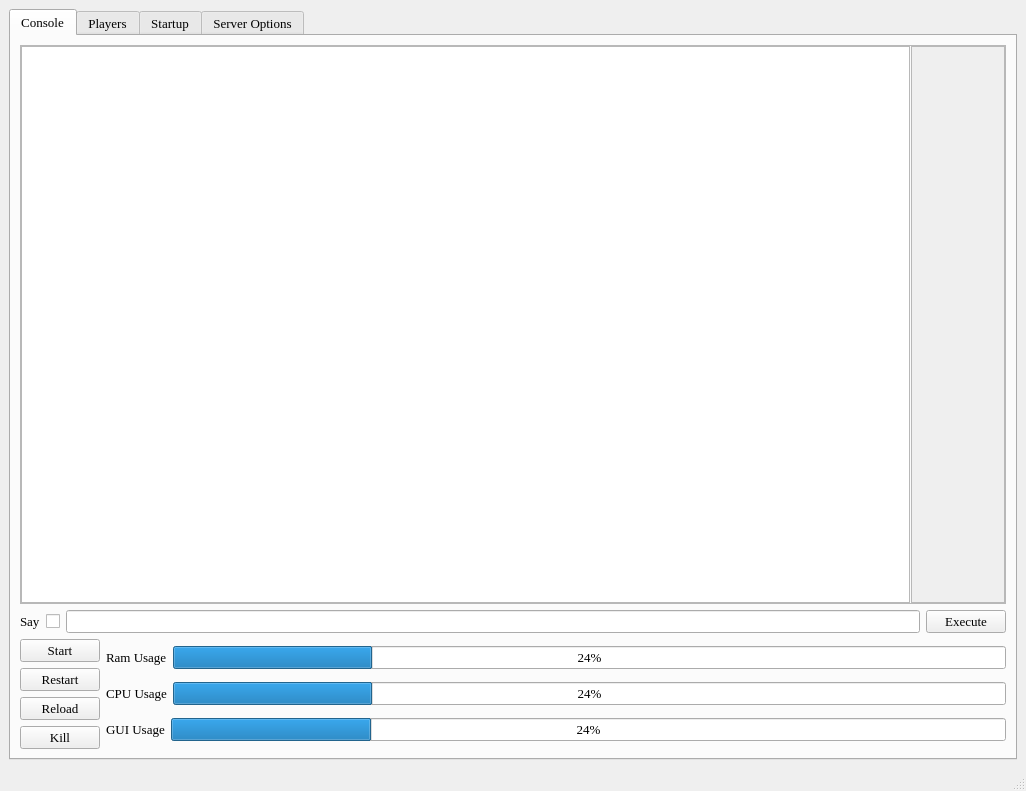
Qt form UiFiles/ServerGui.ui (iBlitzkriegi/ServerGui) before a commit.
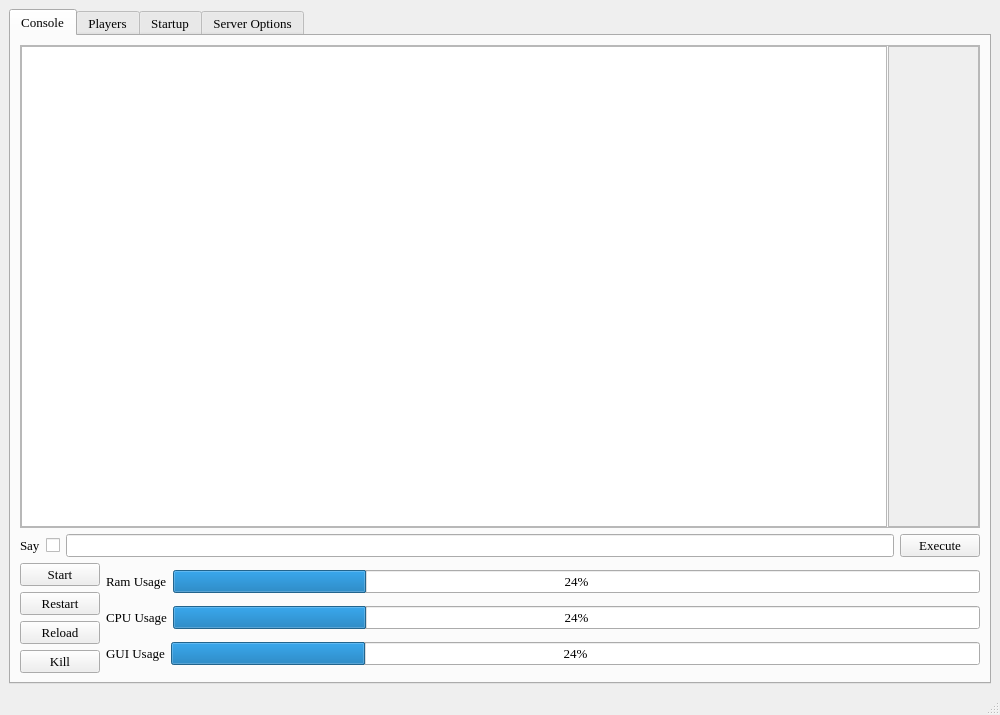
The same form after that commit.

Commit message: Properly name window items on startup page

Diff of the .ui file:
```diff
--- a/UiFiles/ServerGui.ui
+++ b/UiFiles/ServerGui.ui
@@ -6,8 +6,8 @@
    <rect>
     <x>0</x>
     <y>0</y>
-    <width>1026</width>
-    <height>791</height>
+    <width>1000</width>
+    <height>715</height>
    </rect>
   </property>
   <property name="baseSize">
@@ -112,7 +112,7 @@
                  <rect>
                   <x>0</x>
                   <y>0</y>
-                  <width>85</width>
+                  <width>83</width>
                   <height>188</height>
                  </rect>
                 </property>
```
Left out of the diff: 16 changed lines with no effect on the pictures. The commit also changes 2 other files.
